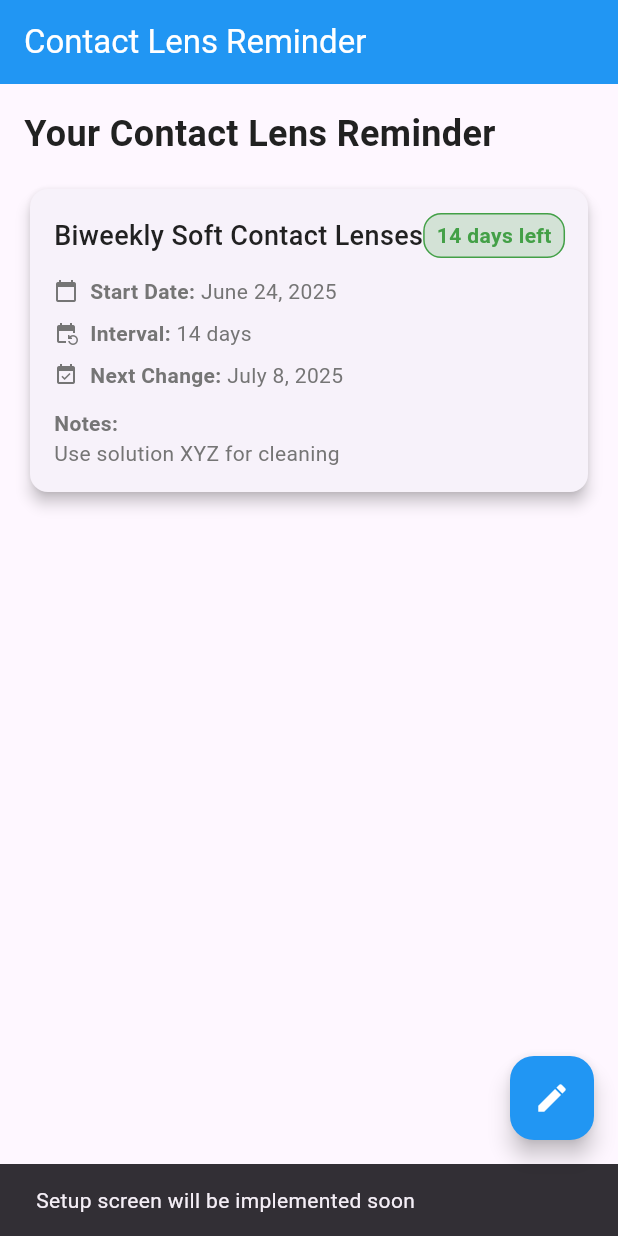
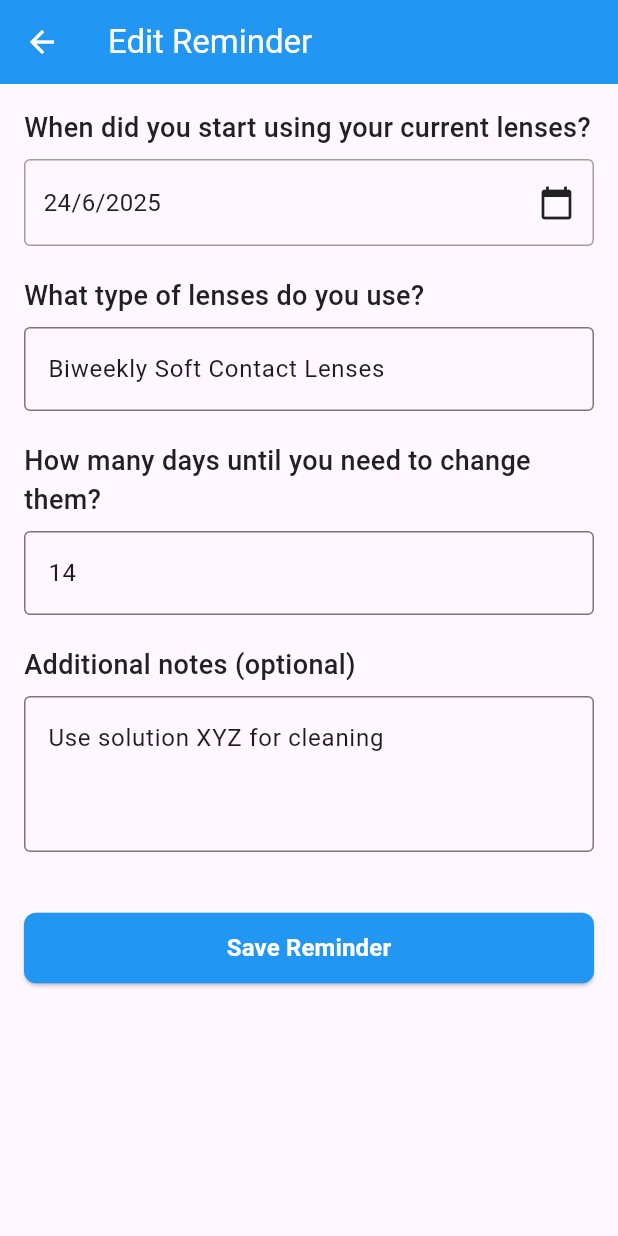
Before and after one commit to danishayman/contact_lens_V2, a Flutter app: the screen it shows after launch, after a tap on the "edit" icon, on a phone screen of 412 x 824 dp. Run offline on Flutter 3.47's test engine with Material 3 defaults, Android fonts, the phone set to English and light mode, and no system bars.

Commit message:
Implement navigation to setup screen in ReminderHomeScreen and update app routes to handle ReminderSetupScreen with arguments.

```diff
--- a/lib/features/reminder/presentation/screens/reminder_home_screen.dart
+++ b/lib/features/reminder/presentation/screens/reminder_home_screen.dart
@@ -3,6 +3,7 @@ import 'package:provider/provider.dart';
 import '../../../../core/constants/app_colors.dart';
 import '../../../../core/constants/app_text_styles.dart';
 import '../../../../core/widgets/custom_button.dart';
+import '../../../../routes/route_names.dart';
 import '../providers/reminder_provider.dart';
 import '../widgets/reminder_card.dart';
 
@@ -57,13 +58,7 @@ class ReminderHomeScreen extends StatelessWidget {
                   CustomButton(
                     label: 'Set Up Reminder',
                     onPressed: () {
-                      // TODO: Navigate to setup screen
-                      ScaffoldMessenger.of(context).showSnackBar(
-                        const SnackBar(
-                          content:
-                              Text('Setup screen will be implemented soon'),
-                        ),
-                      );
+                      Navigator.pushNamed(context, RouteNames.setup);
                     },
                   ),
                 ],
@@ -89,11 +84,13 @@ class ReminderHomeScreen extends StatelessWidget {
       ),
       floatingActionButton: FloatingActionButton(
         onPressed: () {
-          // TODO: Navigate to setup screen
-          ScaffoldMessenger.of(context).showSnackBar(
-            const SnackBar(
-              content: Text('Setup screen will be implemented soon'),
-            ),
+          final provider =
+              Provider.of<ReminderProvider>(context, listen: false);
+          Navigator.pushNamed(
+            context,
+            RouteNames.setup,
+            arguments:
+                provider.hasReminder ? {'reminder': provider.reminder} : null,
           );
         },
         backgroundColor: AppColors.primary,
--- /dev/null
+++ b/lib/features/reminder/presentation/screens/reminder_setup_screen.dart
@@ -0,0 +1,240 @@
+import 'package:flutter/material.dart';
+import 'package:provider/provider.dart';
+import '../../../../core/constants/app_colors.dart';
+import '../../../../core/constants/app_text_styles.dart';
+import '../../../../core/widgets/custom_button.dart';
+import '../../../../core/utils/notification_helper.dart';
+import '../../domain/reminder_model.dart';
+import '../providers/reminder_provider.dart';
+
+class ReminderSetupScreen extends StatefulWidget {
+  final ReminderModel? initialReminder;
+
+  const ReminderSetupScreen({
+    Key? key,
+    this.initialReminder,
+  }) : super(key: key);
+
+  @override
+  State<ReminderSetupScreen> createState() => _ReminderSetupScreenState();
+}
+
+class _ReminderSetupScreenState extends State<ReminderSetupScreen> {
+  final _formKey = GlobalKey<FormState>();
+  DateTime _selectedDate = DateTime.now();
+  final _lensTypeController = TextEditingController();
+  final _intervalDaysController = TextEditingController();
+  final _notesController = TextEditingController();
+  bool _isLoading = false;
+
+  @override
+  void initState() {
+    super.initState();
+    _initializeFormData();
+  }
+
+  void _initializeFormData() {
+    if (widget.initialReminder != null) {
+      _selectedDate = widget.initialReminder!.startDate;
+      _lensTypeController.text = widget.initialReminder!.lensType;
+      _intervalDaysController.text =
+          widget.initialReminder!.intervalDays.toString();
+      _notesController.text = widget.initialReminder!.notes ?? '';
+    } else {
+      // Default values
+      _lensTypeController.text = 'Biweekly Soft Contact Lenses';
+      _intervalDaysController.text = '14';
+    }
+  }
+
+  @override
+  void dispose() {
+    _lensTypeController.dispose();
+    _intervalDaysController.dispose();
+    _notesController.dispose();
+    super.dispose();
+  }
+
+  Future<void> _selectDate(BuildContext context) async {
+    final DateTime? picked = await showDatePicker(
+      context: context,
+      initialDate: _selectedDate,
+      firstDate: DateTime.now().subtract(const Duration(days: 30)),
+      lastDate: DateTime.now().add(const Duration(days: 30)),
+    );
+    if (picked != null && picked != _selectedDate) {
+      setState(() {
+        _selectedDate = picked;
+      });
+    }
+  }
+
+  Future<void> _saveReminder() async {
+    if (!_formKey.currentState!.validate()) {
+      return;
+    }
+
+    setState(() {
+      _isLoading = true;
+    });
+
+    try {
+      final intervalDays = int.parse(_intervalDaysController.text);
+
+      final reminder = ReminderModel(
+        startDate: _selectedDate,
+        intervalDays: intervalDays,
+        lensType: _lensTypeController.text,
+        notes: _notesController.text.isEmpty ? null : _notesController.text,
+      );
+
+      await context.read<ReminderProvider>().saveReminder(reminder);
+
+      // Schedule a notification
+      final nextChangeDate = _calculateNextChangeDate(reminder);
+      await NotificationHelper.scheduleReminder(
+        nextChangeDate,
+        'Time to Change Your Lenses',
+        'Your ${reminder.lensType} need to be changed today!',
+      );
+
+      if (mounted) {
+        Navigator.pop(context);
+      }
+    } catch (e) {
+      ScaffoldMessenger.of(context).showSnackBar(
+        SnackBar(content: Text('Failed to save reminder: $e')),
+      );
+    } finally {
+      if (mounted) {
+        setState(() {
+          _isLoading = false;
+        });
+      }
+    }
+  }
+
+  DateTime _calculateNextChangeDate(ReminderModel reminder) {
+    final daysUntilChange = reminder.intervalDays -
+        DateTime.now().difference(reminder.startDate).inDays %
+            reminder.intervalDays;
+
+    return DateTime.now().add(Duration(days: daysUntilChange));
+  }
+
+  @override
+  Widget build(BuildContext context) {
+    return Scaffold(
+      appBar: AppBar(
+        title: Text(widget.initialReminder == null
+            ? 'Set Up Reminder'
+            : 'Edit Reminder'),
+        backgroundColor: AppColors.primary,
+        foregroundColor: Colors.white,
+      ),
+      body: Form(
+        key: _formKey,
+        child: SingleChildScrollView(
+          padding: const EdgeInsets.all(16),
+          child: Column(
+            crossAxisAlignment: CrossAxisAlignment.start,
+            children: [
+              Text(
+                'When did you start using your current lenses?',
+                style: AppTextStyles.subtitle,
+              ),
+              const SizedBox(height: 8),
+              InkWell(
+                onTap: () => _selectDate(context),
+                child: Container(
+                  padding:
+                      const EdgeInsets.symmetric(horizontal: 12, vertical: 16),
+                  decoration: BoxDecoration(
+                    border: Border.all(color: Colors.grey),
+                    borderRadius: BorderRadius.circular(4),
+                  ),
+                  width: double.infinity,
+                  child: Row(
+                    mainAxisAlignment: MainAxisAlignment.spaceBetween,
+                    children: [
+                      Text(
+                        '${_selectedDate.day}/${_selectedDate.month}/${_selectedDate.year}',
+                        style: AppTextStyles.body,
+                      ),
+                      const Icon(Icons.calendar_today),
+                    ],
+                  ),
+                ),
+              ),
+              const SizedBox(height: 20),
+              Text(
+                'What type of lenses do you use?',
+                style: AppTextStyles.subtitle,
+              ),
+              const SizedBox(height: 8),
+              TextFormField(
+                controller: _lensTypeController,
+                decoration: const InputDecoration(
+                  hintText: 'e.g., Biweekly Soft Contact Lenses',
+                  border: OutlineInputBorder(),
+                ),
+                validator: (value) {
+                  if (value == null || value.isEmpty) {
+                    return 'Please enter lens type';
+                  }
+                  return null;
+                },
+              ),
+              const SizedBox(height: 20),
+              Text(
+                'How many days until you need to change them?',
+                style: AppTextStyles.subtitle,
+              ),
+              const SizedBox(height: 8),
+              TextFormField(
+                controller: _intervalDaysController,
+                keyboardType: TextInputType.number,
+                decoration: const InputDecoration(
+                  hintText: 'e.g., 14',
+                  border: OutlineInputBorder(),
+                ),
+                validator: (value) {
+                  if (value == null || value.isEmpty) {
+                    return 'Please enter interval days';
+                  }
+                  if (int.tryParse(value) == null || int.parse(value) <= 0) {
+                    return 'Please enter a valid number of days';
+                  }
+                  return null;
+                },
+              ),
+              const SizedBox(height: 20),
+              Text(
+                'Additional notes (optional)',
+                style: AppTextStyles.subtitle,
+              ),
+              const SizedBox(height: 8),
+              TextFormField(
+                controller: _notesController,
+                decoration: const InputDecoration(
+                  hintText: 'e.g., Use solution XYZ for cleaning',
+                  border: OutlineInputBorder(),
+                ),
+                maxLines: 3,
+              ),
+              const SizedBox(height: 40),
+              if (_isLoading)
+                const Center(child: CircularProgressIndicator())
+              else
+                CustomButton(
+                  label: 'Save Reminder',
+                  onPressed: _saveReminder,
+                  isFullWidth: true,
+                ),
+            ],
+          ),
+        ),
+      ),
+    );
+  }
+}
--- a/lib/routes/app_routes.dart
+++ b/lib/routes/app_routes.dart
@@ -1,5 +1,7 @@
 import 'package:flutter/material.dart';
 import '../features/reminder/presentation/screens/reminder_home_screen.dart';
+import '../features/reminder/presentation/screens/reminder_setup_screen.dart';
+import '../features/reminder/domain/reminder_model.dart';
 import 'route_names.dart';
 
 /// App route generation
@@ -10,11 +12,13 @@ class AppRoutes {
         return MaterialPageRoute(
           builder: (_) => const ReminderHomeScreen(),
         );
-      // Setup screen will be implemented later
-      // case RouteNames.setup:
-      //   return MaterialPageRoute(
-      //     builder: (_) => const ReminderSetupScreen(),
-      //   );
+      case RouteNames.setup:
+        final args = settings.arguments as Map<String, dynamic>?;
+        return MaterialPageRoute(
+          builder: (_) => ReminderSetupScreen(
+            initialReminder: args?['reminder'] as ReminderModel?,
+          ),
+        );
       default:
         return MaterialPageRoute(
           builder: (_) => Scaffold(
```
